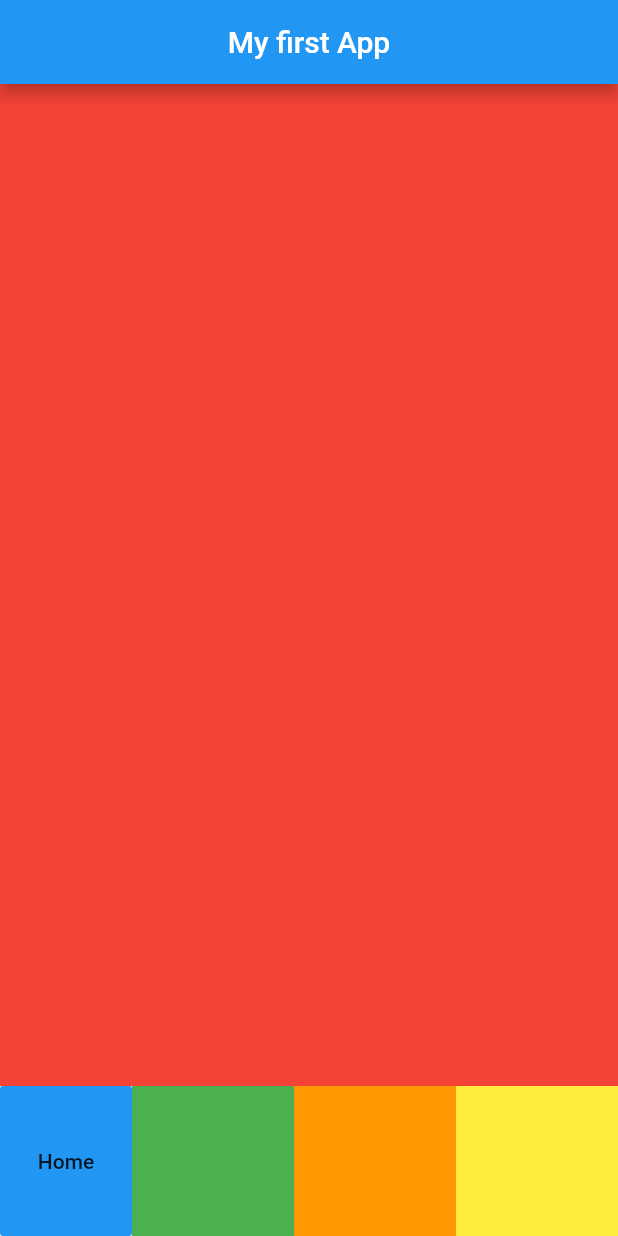
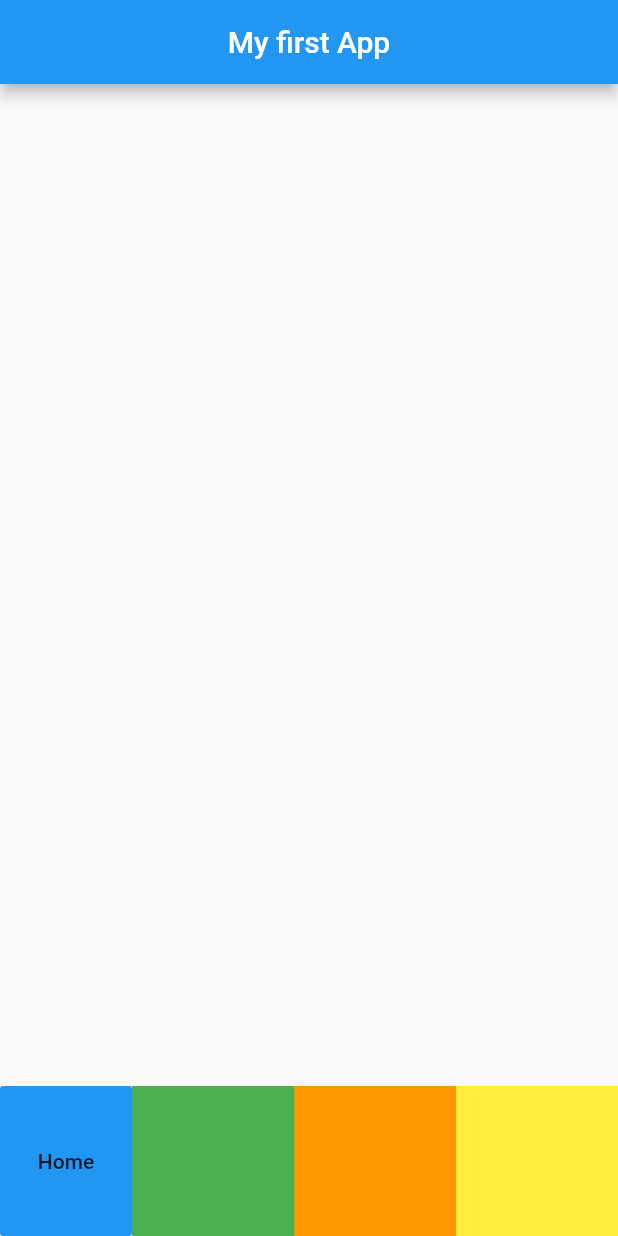
Before and after one commit to kaiorr/imersao-flutter, a Flutter app: the screen it shows after launch, on a phone screen of 412 x 824 dp. Run offline on Flutter 3.47's test engine with Material 2 defaults, Android fonts, the phone set to English and light mode, and no system bars.

```diff
--- a/first_project/lib/main.dart
+++ b/first_project/lib/main.dart
@@ -19,9 +19,7 @@ class MyApp extends StatelessWidget {
             body: Column(
               children: [
                 Expanded(
-                  child: Container(
-                    color: Colors.red,
-                  ),
+                  child: Container(),
                 ),
                 Row(
                   children: [
```
